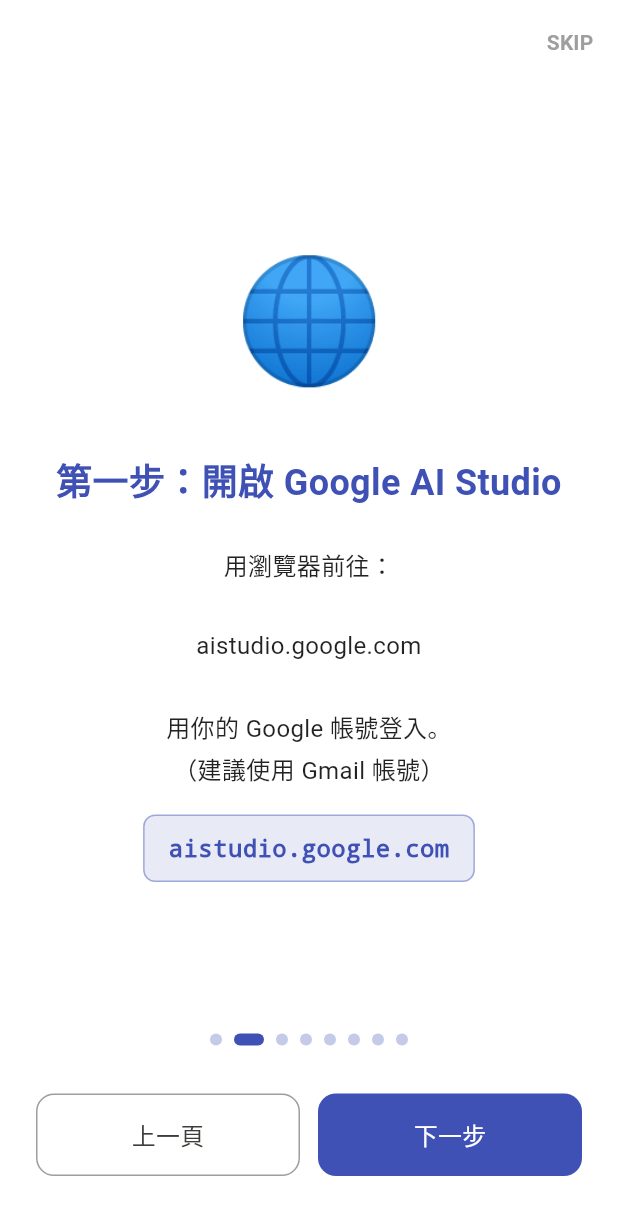
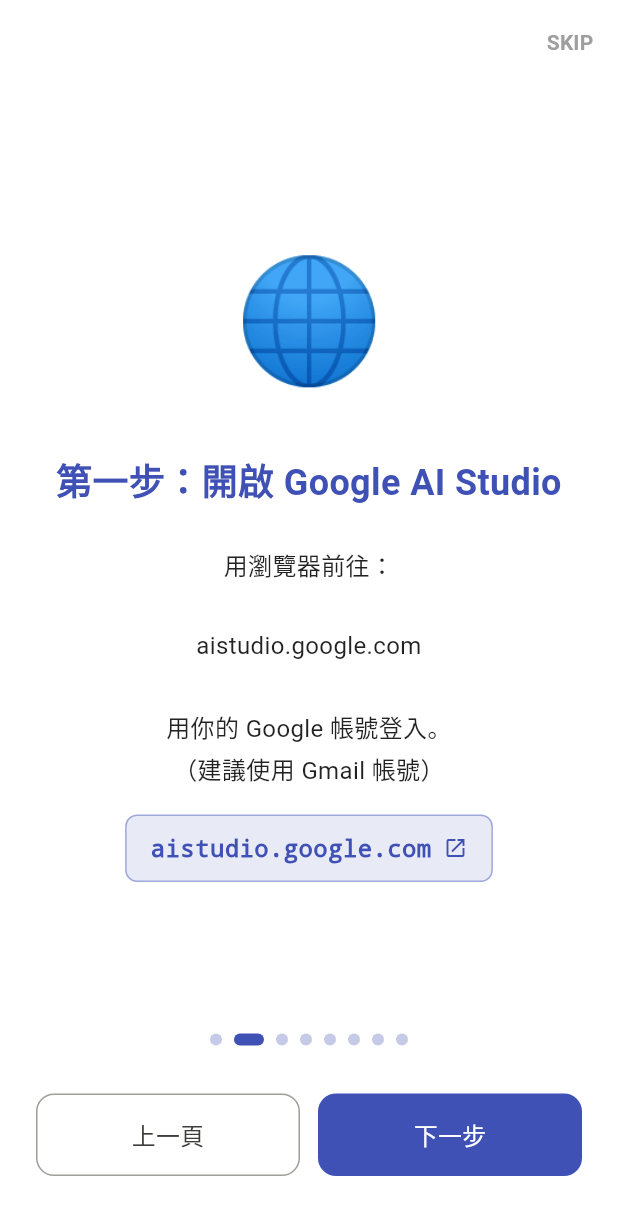
Before and after one commit to Sean11231123/Meeting_Notes, a Flutter app: the screen it shows after launch, swiped to page 2, on a phone screen of 412 x 824 dp. Shown: the top 1215 px of the screen. Run offline on Flutter 3.47's test engine with Material 3 defaults, Android fonts, the phone set to English and light mode, and no system bars; our stand-ins replace flutter_markdown_plus, flutter_secure_storage, google_generative_ai, pdf, permission_handler, share_plus and 3 more; missing offline and left inert: dart:js_interop, record.

Commit message:
fix: onboarding page url

```diff
--- a/lib/onboarding_page.dart
+++ b/lib/onboarding_page.dart
@@ -1,8 +1,8 @@
 import 'package:flutter/material.dart';
 import 'package:shared_preferences/shared_preferences.dart';
-import 'main.dart';
 import 'api_key_page.dart';
 import 'transitions.dart';
+import 'package:url_launcher/url_launcher.dart';
 
 class OnboardingPage extends StatefulWidget {
   const OnboardingPage({super.key});
@@ -28,6 +28,7 @@
       description:
           '用瀏覽器前往：\n\naistudio.google.com\n\n用你的 Google 帳號登入。\n（建議使用 Gmail 帳號）',
       highlightText: 'aistudio.google.com',
+      highlightUrl: 'https://aistudio.google.com',
     ),
     OnboardingStep(
       emoji: '🔑',
@@ -137,7 +138,19 @@
                       ),
                       if (step.highlightText != null) ...[
                         const SizedBox(height: 16),
-                        Container(
+                        GestureDetector(
+                          onTap: step.highlightUrl != null
+                              ? () async {
+                                  final uri = Uri.parse(step.highlightUrl!);
+                                  if (await canLaunchUrl(uri)) {
+                                    await launchUrl(
+                                      uri,
+                                      mode: LaunchMode.externalApplication,
+                                    );
+                                  }
+                                }
+                              : null,
+                          child: Container(
                             padding: const EdgeInsets.symmetric(
                               horizontal: 16,
                               vertical: 10,
@@ -147,13 +160,27 @@
                               borderRadius: BorderRadius.circular(8),
                               border: Border.all(color: Colors.indigo.shade200),
                             ),
-                          child: Text(
+                            child: Row(
+                              mainAxisSize: MainAxisSize.min,
+                              children: [
+                                Text(
                                   step.highlightText!,
                                   style: const TextStyle(
                                     fontSize: 16,
                                     fontWeight: FontWeight.bold,
                                     color: Colors.indigo,
                                     fontFamily: 'monospace',
+                                  ),
+                                ),
+                                if (step.highlightUrl != null) ...[
+                                  const SizedBox(width: 8),
+                                  const Icon(
+                                    Icons.open_in_new,
+                                    size: 16,
+                                    color: Colors.indigo,
+                                  ),
+                                ],
+                              ],
                             ),
                           ),
                         ),
@@ -261,11 +288,13 @@
   final String title;
   final String description;
   final String? highlightText;
+  final String? highlightUrl;
 
   const OnboardingStep({
     required this.emoji,
     required this.title,
     required this.description,
     this.highlightText,
+    this.highlightUrl,
   });
 }
--- a/pubspec.yaml
+++ b/pubspec.yaml
@@ -1,7 +1,7 @@
 name: meeting_notes
 description: "A local-first AI Meeting Assistant for students."
 publish_to: 'none'
-version: 1.2.1+1
+version: 1.2.2+1
 
 environment:
   sdk: ^3.11.3
```
Lines whose indentation alone changed are shown as unchanged.
